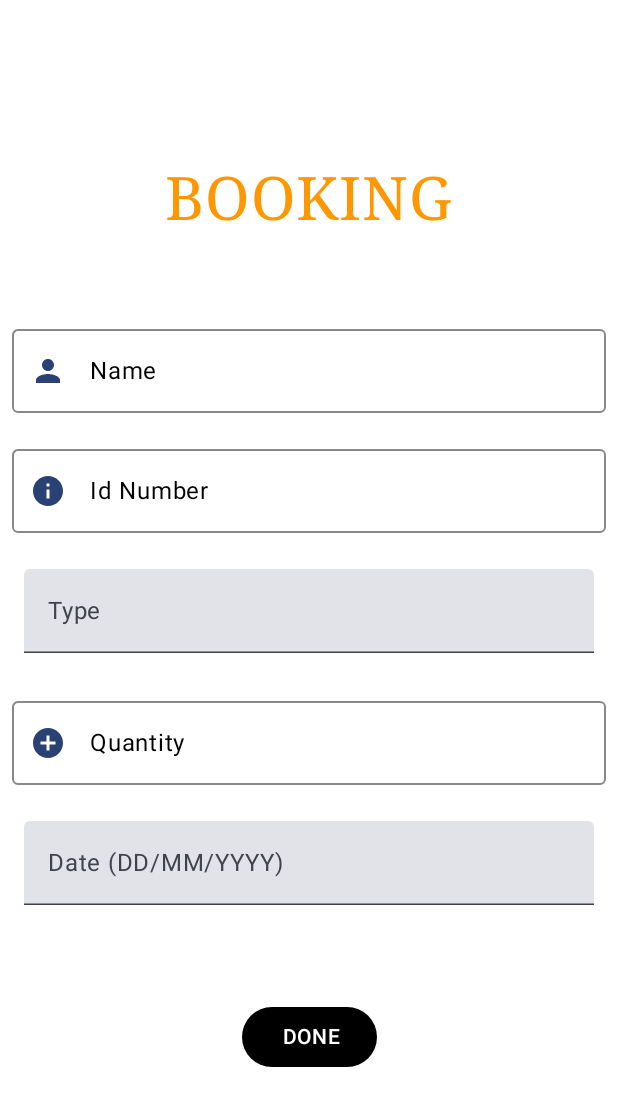
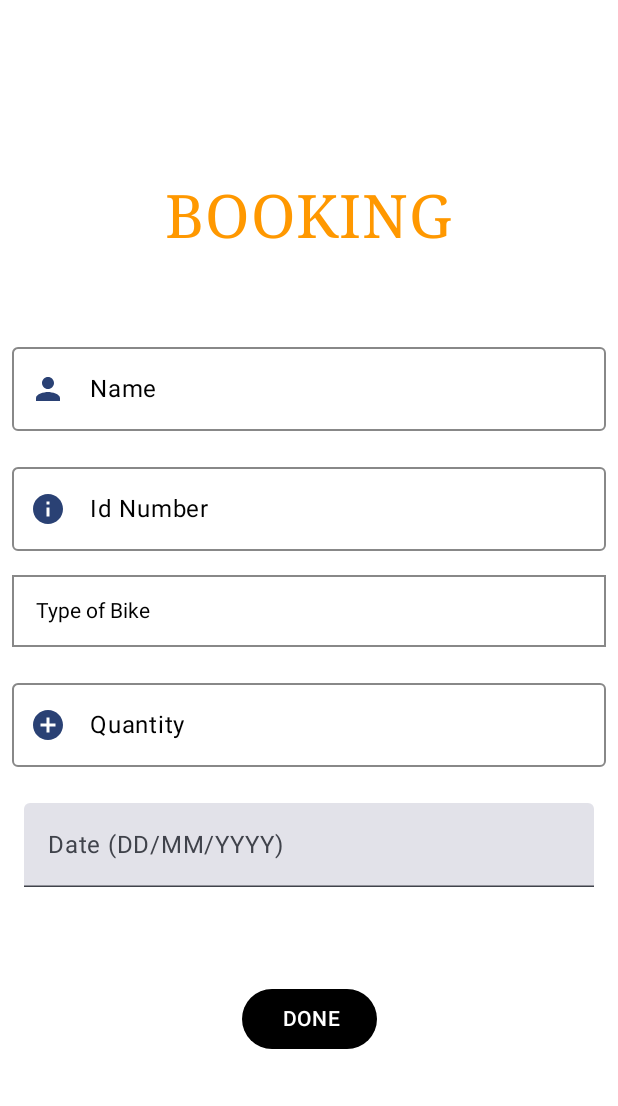
Before and after one commit to alexmainer/kinatwaBus, an Android app built with Jetpack Compose: the screen it shows after launch (MainActivity), on a phone screen of 412 x 824 dp. Shown: the top 1106 px of the screen. Run offline under Robolectric (Android 15) with nearby library versions, the phone set to English and light mode, and no system bars; libraries missing offline, so code that uses them is left out: com.vanpra.composematerialdialogs.

Commit message:
jan 30TH commit

```diff
--- a/app/build.gradle.kts
+++ b/app/build.gradle.kts
@@ -63,6 +63,10 @@ dependencies {
     implementation("androidx.compose.material3:material3")
     implementation("com.google.firebase:firebase-auth-ktx:22.1.1")
     implementation("com.google.firebase:firebase-database-ktx:20.2.2")
+
+    implementation ("io.github.vanpra.compose-material-dialogs:datetime:0.8.1-rc")
+    coreLibraryDesugaring("com.android.tools:desugar_jdk_libs:2.0.4")
+
     testImplementation("junit:junit:4.13.2")
     androidTestImplementation("androidx.test.ext:junit:1.1.5")
     androidTestImplementation("androidx.test.espresso:espresso-core:3.5.1")
--- a/app/src/main/java/com/mit/avispabikehireapplication/data/ProductViewModel.kt
+++ b/app/src/main/java/com/mit/avispabikehireapplication/data/ProductViewModel.kt
@@ -31,14 +31,14 @@ class ProductViewModel (var controller: NavHostController, var context: Context)
     fun saveProduct(
         name: String,
         idNumber: String,
-        type: String,
+        selectedBiketype: String,
         quantity: String,
         date: String,
 
         //text: Any?
     ) {
         var id = System.currentTimeMillis().toString()
-        var productData = Product(name, idNumber, type, quantity,date,id)
+        var productData = Product(name, idNumber, selectedBiketype, quantity,date,id)
         var productRef = FirebaseDatabase.getInstance().getReference()
             .child("Products/$id")
         progress.show()
--- a/app/src/main/java/com/mit/avispabikehireapplication/model/Product.kt
+++ b/app/src/main/java/com/mit/avispabikehireapplication/model/Product.kt
@@ -4,16 +4,16 @@ package com.mit.avispabikehireapplication.model
 class Product {
     var name:String=""
     var idNumber:String=""
-    var type:String=""
+    var selectedBiketype:String=""
     var quantity:String=""
     var date:String=""
     var id:String=""
 
 
-    constructor(name:String, idNumber:String, type:String, quantity:String, date: String, id:String){
+    constructor(name:String, idNumber:String, selectedBiketype:String, quantity:String, date: String, id:String){
         this.name=name
         this.idNumber=idNumber
-        this.type=type
+        this.selectedBiketype=selectedBiketype
         this.quantity=quantity
         this.date=date
         this.id=id
--- a/app/src/main/java/com/mit/avispabikehireapplication/ui/theme/screen/booking/BookingScreen.kt
+++ b/app/src/main/java/com/mit/avispabikehireapplication/ui/theme/screen/booking/BookingScreen.kt
@@ -3,6 +3,7 @@ package com.mit.avispabikehireapplication.ui.theme.screen.booking
 import android.os.Build
 import androidx.annotation.RequiresApi
 import androidx.compose.foundation.background
+import androidx.compose.foundation.border
 import androidx.compose.foundation.clickable
 import androidx.compose.foundation.interaction.MutableInteractionSource
 import androidx.compose.foundation.layout.Arrangement
@@ -13,6 +14,8 @@ import androidx.compose.foundation.layout.fillMaxWidth
 import androidx.compose.foundation.layout.height
 import androidx.compose.foundation.layout.padding
 import androidx.compose.foundation.layout.width
+import androidx.compose.foundation.shape.RoundedCornerShape
+import androidx.compose.foundation.text.BasicTextField
 import androidx.compose.foundation.text.KeyboardOptions
 import androidx.compose.material.icons.Icons
 import androidx.compose.material.icons.filled.AddCircle
@@ -32,6 +35,7 @@ import androidx.compose.material3.Text
 import androidx.compose.material3.TextField
 import androidx.compose.material3.TextFieldDefaults
 import androidx.compose.runtime.Composable
+import androidx.compose.runtime.derivedStateOf
 import androidx.compose.runtime.getValue
 import androidx.compose.runtime.mutableIntStateOf
 import androidx.compose.runtime.mutableStateOf
@@ -41,6 +45,7 @@ import androidx.compose.ui.Alignment
 import androidx.compose.ui.Modifier
 import androidx.compose.ui.graphics.Color
 import androidx.compose.ui.platform.LocalContext
+import androidx.compose.ui.text.TextStyle
 import androidx.compose.ui.text.font.FontFamily
 import androidx.compose.ui.text.input.ImeAction
 import androidx.compose.ui.tooling.preview.Preview
@@ -51,19 +56,40 @@ import androidx.navigation.NavHostController
 import androidx.navigation.compose.rememberNavController
 import com.mit.avispabikehireapplication.data.ProductViewModel
 import com.mit.avispabikehireapplication.navigation.ROUTE_DETAILS
+import com.vanpra.composematerialdialogs.rememberMaterialDialogState
+import org.intellij.lang.annotations.JdkConstants.CalendarMonth
 import org.w3c.dom.Text
+import java.time.LocalDate
+import java.time.format.DateTimeFormatter
+import java.util.Calendar
 
 
-@RequiresApi(Build.VERSION_CODES.N)
+//@RequiresApi(Build.VERSION_CODES.N)
+
+@RequiresApi(Build.VERSION_CODES.O)
 @OptIn(ExperimentalMaterial3Api::class)
 @Composable
 fun BookingScreen(controller: NavHostController) {
+
+
     val context= LocalContext.current
     var expanded by remember { mutableStateOf(false) }
 
-    val typeOptions = listOf("kid Bike", "City Bikes", "Kid Bikes") // Add your specific options here
-    var selectedTypeIndex by remember { mutableIntStateOf(0) }
-    var selectedType by remember { mutableStateOf(typeOptions[0]) }
+    val bikeTypes = listOf("Mountain Bike", "City Bikes", "Kid Bikes") // Add your specific options here
+    var selectedBikeType by remember { mutableStateOf(bikeTypes[0]) }
+    val options by remember { mutableStateOf(bikeTypes) }
+    var selectedOption by remember { mutableStateOf(options[0]) }
+
+    //var selectedTypeIndex by remember { mutableIntStateOf(0) }
+    //var selectedType by remember { mutableStateOf(typeOptions[0]) }
+    //var pickedDate by remember { mutableStateOf(LocalDate.now())    }
+    //val formattedDate by remember { derivedStateOf { DateTimeFormatter.ofPattern("MM dd yyyy").format(pickedDate)}    }
+    //val dateDialogState = rememberMaterialDialogState()
+
+
+
+
+
 
     Column (
         horizontalAlignment = Alignment.CenterHorizontally,
@@ -82,7 +108,7 @@ fun BookingScreen(controller: NavHostController) {
         // Form
         var name by remember { mutableStateOf("") }
         var idNumber by remember { mutableStateOf("") }
-        var type by remember { mutableStateOf("") }
+        var selectedBikeType by remember { mutableStateOf("") }
         var quantity by remember { mutableStateOf("") }
         var date by remember { mutableStateOf("") }
 
@@ -122,7 +148,7 @@ fun BookingScreen(controller: NavHostController) {
                 .fillMaxWidth()
                 .padding(8.dp),
             onValueChange = {
-                name = it
+                idNumber = it
             },
             colors = TextFieldDefaults.outlinedTextFieldColors(
                 textColor = Color.Black, // Set text color to black
@@ -140,13 +166,15 @@ fun BookingScreen(controller: NavHostController) {
         )
 
 
-        TextField(
-            value = type,
-            onValueChange = { type = it },
-            label = { Text("Type") },
+        OutlinedDropdown(
+            value = selectedBikeType,
+            onValueChange = { selectedBikeType = it },
+            options = bikeTypes,
+            label = { Text("Bike Type",color = Color.Black) },
             modifier = Modifier
                 .fillMaxWidth()
-                .padding(16.dp)
+                .padding(8.dp),
+
         )
 
 
@@ -185,6 +213,7 @@ fun BookingScreen(controller: NavHostController) {
         )
 
 
+
         Spacer(modifier = Modifier.height(32.dp))
 
         Button(
@@ -194,8 +223,7 @@ fun BookingScreen(controller: NavHostController) {
                 productRepository.saveProduct(
                     name.trim(),
                     idNumber.trim(),
-                    type.trim(),
-                    //typeOptions[selectedTypeIndex],
+                    selectedBikeType.trim(),
                     quantity.trim(),
                     date)
                 controller.navigate(ROUTE_DETAILS)
@@ -218,7 +246,62 @@ fun BookingScreen(controller: NavHostController) {
 
 }
 
-@RequiresApi(Build.VERSION_CODES.N)
+@Composable
+fun OutlinedDropdown(
+    value: String,
+    onValueChange: (String) -> Unit,
+    options: List<String>,
+    label: @Composable () -> Unit,
+    modifier: Modifier = Modifier
+) {
+    var expanded by remember { mutableStateOf(false) }
+    var selectedIndex by remember { mutableStateOf(0) }
+    var hasSelection by remember { mutableStateOf(false) }
+
+    Column(
+        modifier = modifier
+    ) {
+        BasicTextField(
+            value = if (hasSelection) options[selectedIndex] else "Type of Bike",
+            onValueChange = {},
+            textStyle = TextStyle(color = Color.Black),
+            readOnly = true,
+            decorationBox = { innerTextField ->
+                Box(
+                    contentAlignment = Alignment.CenterStart,
+                    modifier = Modifier
+                        .border(1.dp, Color.Gray)
+                        .padding(16.dp)
+                        .fillMaxWidth()
+                        .clickable { expanded = !expanded }
+                ) {
+                    innerTextField()
+                }
+            },
+        )
+
+        if (expanded) {
+            options.forEachIndexed { index, option ->
+                Box(
+                    modifier = Modifier
+                        .fillMaxWidth()
+                        .clickable {
+                            selectedIndex = index
+                            onValueChange(option)
+                            expanded = false
+                            hasSelection = true
+                        }
+                        .padding(8.dp)
+                ) {
+                    Text(text = option)
+                }
+            }
+        }
+    }
+}
+
+//@RequiresApi(Build.VERSION_CODES.N)
+@RequiresApi(Build.VERSION_CODES.O)
 @Preview
 @Composable
 fun BookingScreenPreview() {
--- a/app/src/main/java/com/mit/avispabikehireapplication/ui/theme/screen/details/DetailsScreen.kt
+++ b/app/src/main/java/com/mit/avispabikehireapplication/ui/theme/screen/details/DetailsScreen.kt
@@ -62,7 +62,7 @@ fun DetailsScreen(controller: NavHostController) {
                    ProductItem(
                        name = it.name,
                        idNumber = it.idNumber,
-                       type = it.type,
+                       type = it.selectedBiketype,
                        quantity = it.quantity,
                        date = it.date,
                        id = it.id,
```
